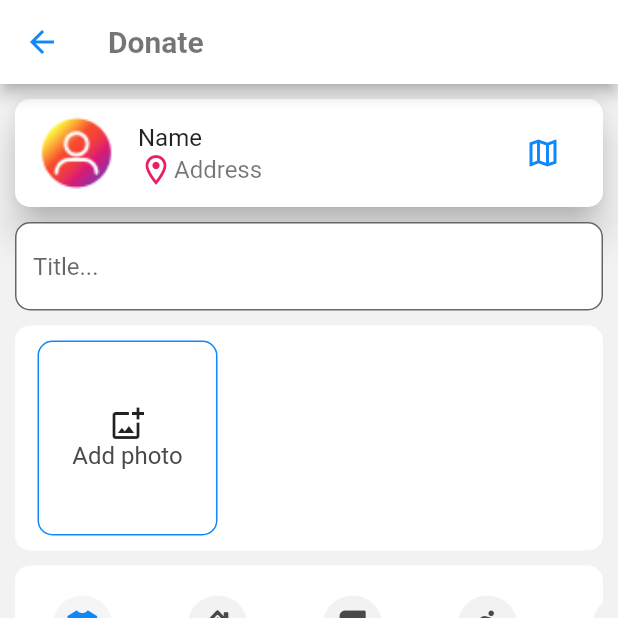
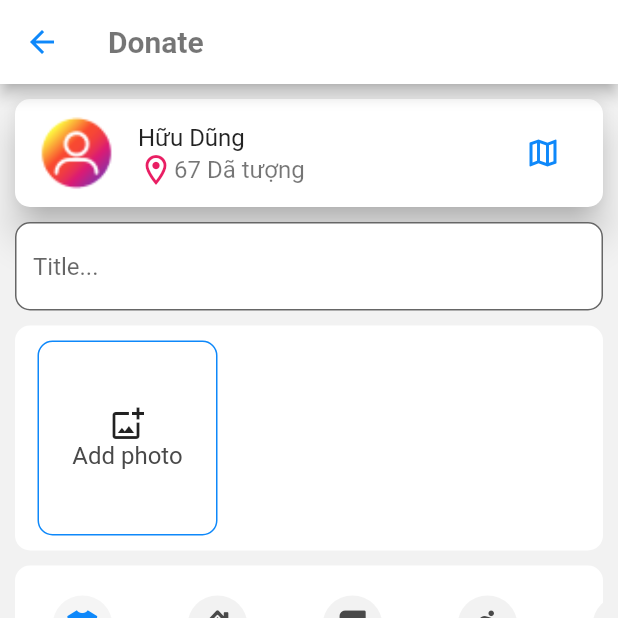
Before and after one commit to dhuuphuoc/Seconhand_sharing_mobile, a Flutter app: the PostItemScreen screen opened by its route, on a phone screen of 412 x 824 dp, the top half of it. Run offline on Flutter 3.47's test engine with Material 2 defaults, Android fonts, the phone set to English and light mode, and no system bars; our stand-ins replace image_picker, shared_preferences, timeago; missing offline and left inert: photo_manager; accounts and stored records are empty.

Commit message:
adjust address and name

```diff
--- a/lib/screens/item/post_item.dart
+++ b/lib/screens/item/post_item.dart
@@ -170,11 +170,11 @@ class _PostItemScreenState extends State<PostItemScreen> {
                         fit: BoxFit.fill,
                       ),
                       backgroundColor: Colors.transparent),
-                  title: Text("Name"),
+                  title: Text("Hữu Dũng"),
                   subtitle: Row(
                     children: [
                       Icon(Icons.location_on_outlined, color: Colors.pink),
-                      Text("Address")
+                      Text("67 Dã tượng")
                     ],
                   ),
                   trailing: IconButton(
```
